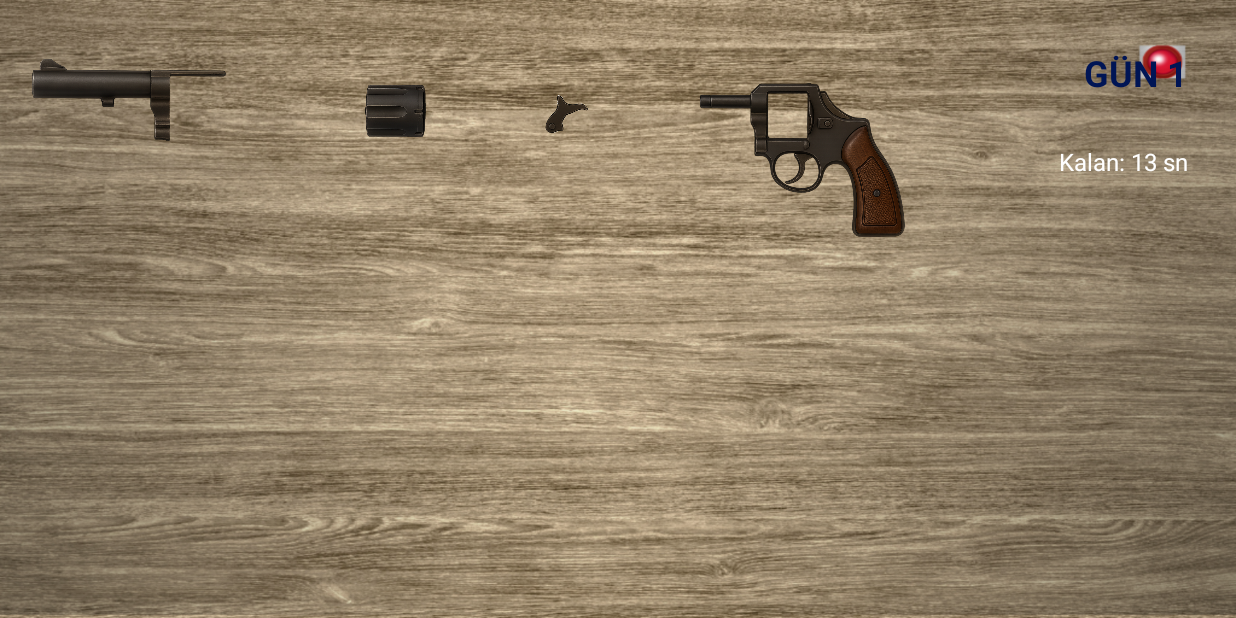
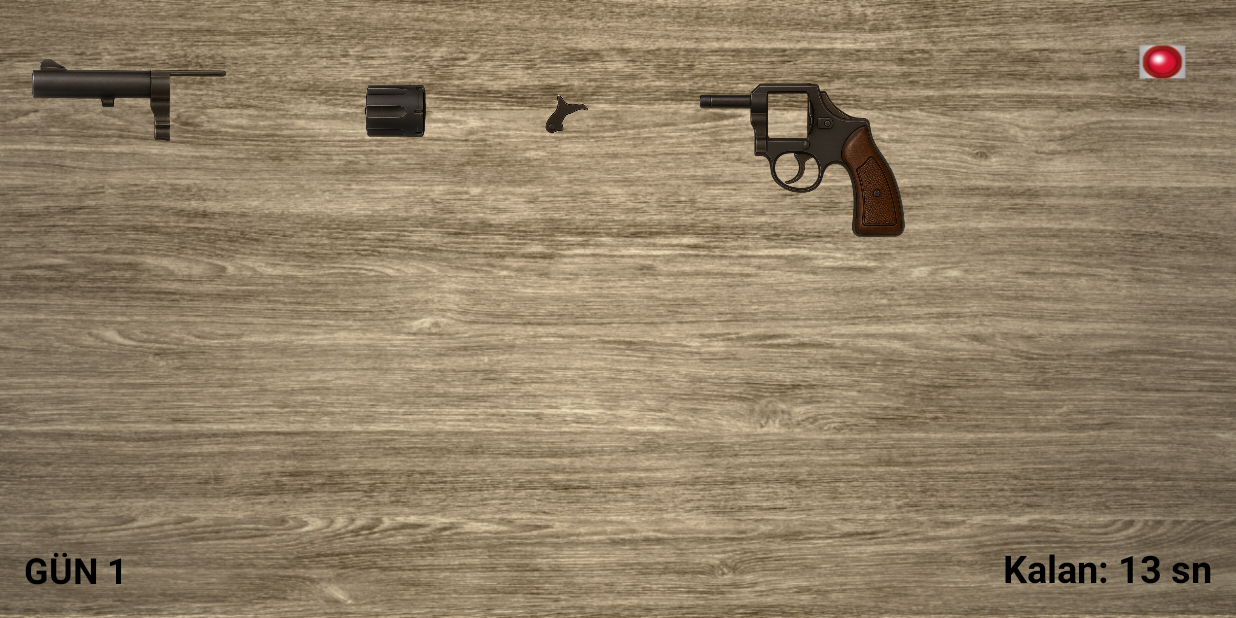
Before and after one commit to EsatAlpaslan/Java-kargo-oyun, an Android app: the MainRoomFragment screen opened through its navigation route, on a phone screen of 824 x 412 dp (held sideways). Run offline under Robolectric (Android 15) with nearby library versions, the phone set to English and light mode, and no system bars.

Commit message:
gün 1 için eksiklikler tamamlandı

```diff
--- a/app/src/main/res/layout/fragment_main_room.xml
+++ b/app/src/main/res/layout/fragment_main_room.xml
@@ -96,11 +96,6 @@
         />
 
 
-    <LinearLayout
-        android:layout_width="match_parent"
-        android:layout_height="wrap_content"
-        android:orientation="vertical"
-        android:layout_margin="16dp">
     <!-- Gün sayısını gösteren yazı -->
         <TextView
             android:id="@+id/dayText"
@@ -109,8 +104,8 @@
             android:text="GÜN 1"
             android:textSize="24sp"
             android:textStyle="bold"
-            android:textColor="#001555"
-            android:layout_gravity="bottom|end"
+            android:textColor="#000000"
+            android:layout_gravity="bottom|start"
             android:layout_margin="16dp" />
 
  <!-- sayac -->
@@ -119,15 +114,12 @@
             android:layout_width="wrap_content"
             android:layout_height="wrap_content"
             android:text="Kalan: 15 sn"
-            android:textColor="@android:color/white"
-            android:textSize="16sp"
+            android:textColor="@android:color/black"
+            android:textSize="25sp"
+            android:textStyle="bold"
             android:layout_gravity="bottom|end"
-            android:layout_margin="16dp"/>
-
-    </LinearLayout>
-
-
-
+            android:layout_margin="16dp"
+            />
 
 
 
```
